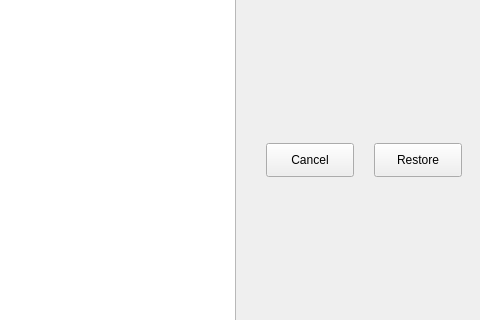
Above: src/untitled.ui from GeovaneJefferson/timemachine before the change; both pictures show x 651 to 1131 and y 89 to 409 of the 1131 by 600 pixel window. Below: the same form after it.
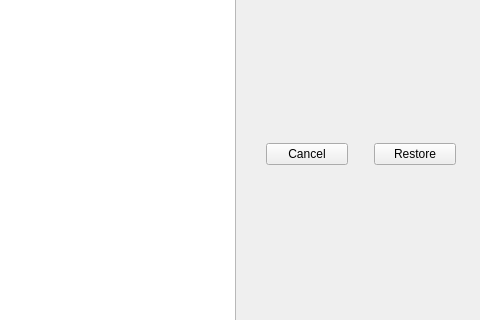
That is the form after the change.

```diff
--- a/src/untitled.ui
+++ b/src/untitled.ui
@@ -210,14 +210,14 @@
                 <widget class="QPushButton" name="btn_cancel">
                  <property name="minimumSize">
                   <size>
-                   <width>88</width>
-                   <height>34</height>
+                   <width>0</width>
+                   <height>0</height>
                   </size>
                  </property>
                  <property name="maximumSize">
                   <size>
-                   <width>88</width>
-                   <height>34</height>
+                   <width>16777215</width>
+                   <height>16777215</height>
                   </size>
                  </property>
                  <property name="styleSheet">
@@ -245,8 +245,8 @@
                 <widget class="QPushButton" name="btn_restore">
                  <property name="minimumSize">
                   <size>
-                   <width>88</width>
-                   <height>34</height>
+                   <width>0</width>
+                   <height>0</height>
                   </size>
                  </property>
                  <property name="maximumSize">
```
